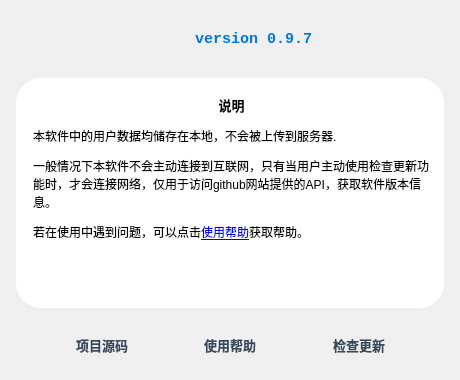
Qt form gui/About.ui (Malloc-Luo/py-passwordmanager) before a commit.
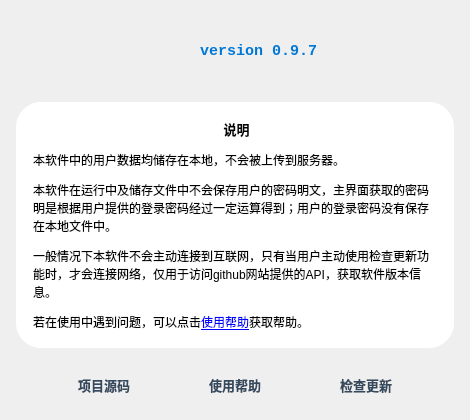
The same form after that commit. Icons and pictures are not drawn.

Commit message: 🛠[0.10.3] [fix] 修复文件备份的bug

Patch:
```diff
--- a/gui/About.ui
+++ b/gui/About.ui
@@ -6,20 +6,20 @@
    <rect>
     <x>0</x>
     <y>0</y>
-    <width>460</width>
-    <height>380</height>
+    <width>470</width>
+    <height>420</height>
    </rect>
   </property>
   <property name="minimumSize">
    <size>
-    <width>460</width>
-    <height>380</height>
+    <width>470</width>
+    <height>420</height>
    </size>
   </property>
   <property name="maximumSize">
    <size>
-    <width>460</width>
-    <height>380</height>
+    <width>470</width>
+    <height>420</height>
    </size>
   </property>
   <property name="focusPolicy">
@@ -141,7 +141,7 @@
          </font>
         </property>
         <property name="text">
-         <string>&lt;html&gt;&lt;head/&gt;&lt;body&gt;&lt;p align=&quot;center&quot;&gt;&lt;span style=&quot; font-size:10pt; font-weight:600; color:#000000;&quot;&gt;说明&lt;/span&gt;&lt;/p&gt;&lt;p&gt;本软件中的用户数据均储存在&lt;span style=&quot; color:#000000;&quot;&gt;本地&lt;/span&gt;，不会被上传到服务器.&lt;/p&gt;&lt;p&gt;一般情况下本软件不会主动连接到互联网，只有当用户主动使用检查更新功能时，才会连接网络，仅用于访问github网站提供的API，获取软件版本信息。&lt;/p&gt;&lt;p&gt;若在使用中遇到问题，可以点击&lt;span style=&quot; text-decoration: underline; color:#0000ff;&quot;&gt;使用帮助&lt;/span&gt;获取帮助。&lt;/p&gt;&lt;/body&gt;&lt;/html&gt;</string>
+         <string>&lt;html&gt;&lt;head/&gt;&lt;body&gt;&lt;p align=&quot;center&quot;&gt;&lt;span style=&quot; font-size:10pt; font-weight:600; color:#000000;&quot;&gt;说明&lt;/span&gt;&lt;/p&gt;&lt;p&gt;本软件中的用户数据均储存在&lt;span style=&quot; color:#000000;&quot;&gt;本地&lt;/span&gt;，不会被上传到服务器。&lt;/p&gt;&lt;p&gt;本软件在运行中及储存文件中不会保存用户的密码明文，主界面获取的密码明是根据用户提供的登录密码经过一定运算得到；用户的登录密码没有保存在本地文件中。&lt;/p&gt;&lt;p&gt;一般情况下本软件不会主动连接到互联网，只有当用户主动使用检查更新功能时，才会连接网络，仅用于访问github网站提供的API，获取软件版本信息。&lt;/p&gt;&lt;p&gt;若在使用中遇到问题，可以点击&lt;span style=&quot; text-decoration: underline; color:#0000ff;&quot;&gt;使用帮助&lt;/span&gt;获取帮助。&lt;/p&gt;&lt;/body&gt;&lt;/html&gt;</string>
         </property>
         <property name="alignment">
          <set>Qt::AlignLeading|Qt::AlignLeft|Qt::AlignTop</set>
```
The commit also changes 5 other files.
